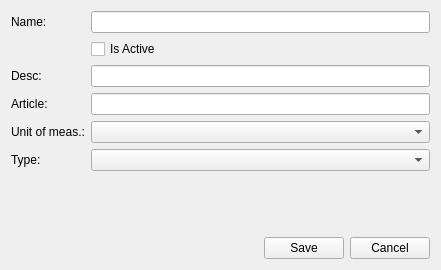
Before: the Qt Designer form src/plugins/base/widgets/itemeditwidget.ui in awfeequdng/rubus, drawn with Qt 5.
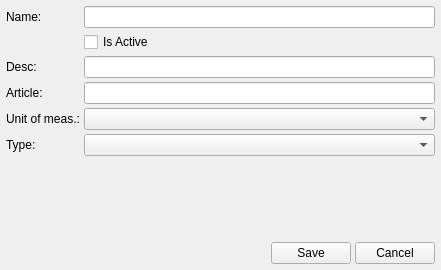
After: the same form once the commit is applied. Custom widgets are drawn as their Qt base class.

Diff of the .ui file:
```diff
--- a/src/plugins/base/widgets/itemeditwidget.ui
+++ b/src/plugins/base/widgets/itemeditwidget.ui
@@ -14,6 +14,21 @@
    <string>Form</string>
   </property>
   <layout class="QVBoxLayout" name="verticalLayout" stretch="1,0">
+   <property name="spacing">
+    <number>4</number>
+   </property>
+   <property name="leftMargin">
+    <number>6</number>
+   </property>
+   <property name="topMargin">
+    <number>6</number>
+   </property>
+   <property name="rightMargin">
+    <number>6</number>
+   </property>
+   <property name="bottomMargin">
+    <number>6</number>
+   </property>
    <item>
     <layout class="QFormLayout" name="formLayout">
      <item row="0" column="0">
```
